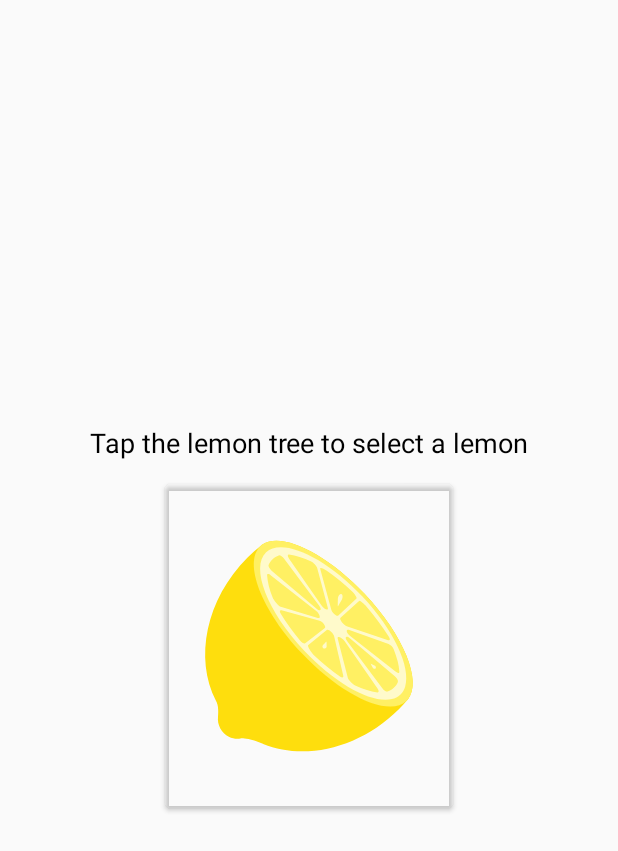
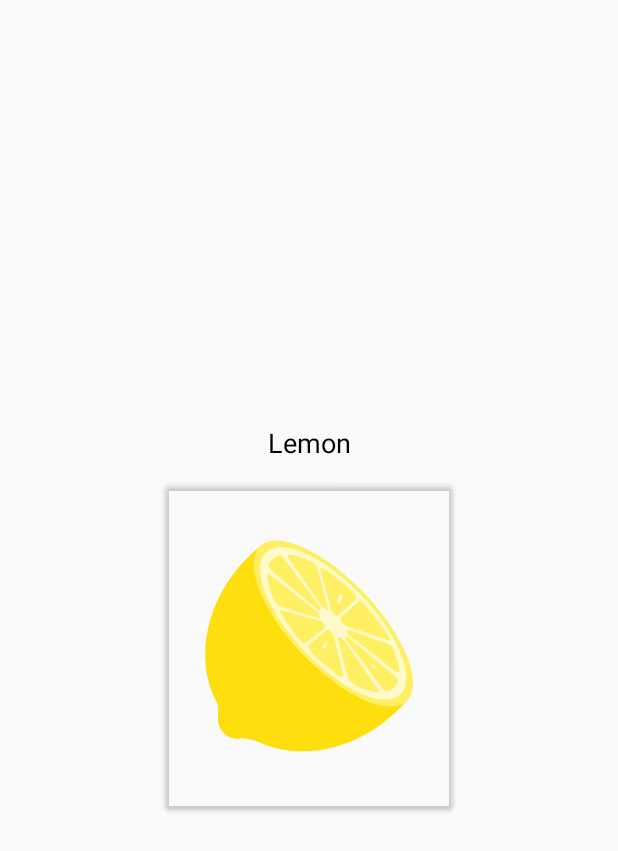
Before and after one commit to absoluteheero/LemonadeApp, an Android app built with Jetpack Compose: the screen it shows after launch (MainActivity), after a tap on "Lemon Tree", on a phone screen of 412 x 824 dp. Shown: the top 851 px of the screen. Run offline under Robolectric (Android 15) with nearby library versions, the phone set to English and light mode, and no system bars.

Commit message:
Update strings.xml and MainActivity.kt

```diff
--- a/app/src/main/java/com/example/lemonadeapp/MainActivity.kt
+++ b/app/src/main/java/com/example/lemonadeapp/MainActivity.kt
@@ -4,7 +4,6 @@ import android.os.Bundle
 import androidx.activity.ComponentActivity
 import androidx.activity.compose.setContent
 import androidx.compose.foundation.Image
-import androidx.compose.foundation.background
 import androidx.compose.foundation.layout.*
 import androidx.compose.material.*
 import androidx.compose.runtime.*
@@ -16,7 +15,6 @@ import androidx.compose.ui.res.stringResource
 import androidx.compose.ui.tooling.preview.Preview
 import androidx.compose.ui.unit.dp
 import androidx.compose.ui.unit.sp
-import com.example.lemonadeapp.ui.theme.LemonadeAppTheme
 
 class MainActivity : ComponentActivity() {
     override fun onCreate(savedInstanceState: Bundle?) {
@@ -39,12 +37,19 @@ fun LemonButtonAndImage(modifier: Modifier = Modifier) {
         3 -> R.drawable.lemon_drink
         else -> R.drawable.lemon_restart
     }
+
+    val textString = when(currentStep) {
+        1 -> R.string.lemon_tree
+        2 -> R.string.lemon
+        3 -> R.string.lemon_drink
+        else -> R.string.lemon_restart
+    }
     Column(
         modifier = modifier,
     horizontalAlignment = Alignment.CenterHorizontally
     ){
 
-        Text(stringResource(id = R.string.lemon_tree),
+        Text(stringResource(textString),
             modifier = Modifier.padding(bottom = 16.dp),
             fontSize = 18.sp
         )
--- a/app/src/main/res/values/strings.xml
+++ b/app/src/main/res/values/strings.xml
@@ -2,7 +2,7 @@
     <string name="app_name">Lemonade App</string>
     <string name="lemon_tree">Tap the lemon tree to select a lemon</string>
     <string name="lemon_tap">Keep tapping the lemon to squeeze it</string>
-    <string name="lemon_drink0">Tap the lemonade to drink it</string>
+    <string name="lemon_drink">Tap the lemonade to drink it</string>
     <string name="lemon_restart">Tap the empty glass to start again</string>
     <string name="lemon_tree_desc">Lemon Tree</string>
     <string name="lemon">Lemon</string>
```
